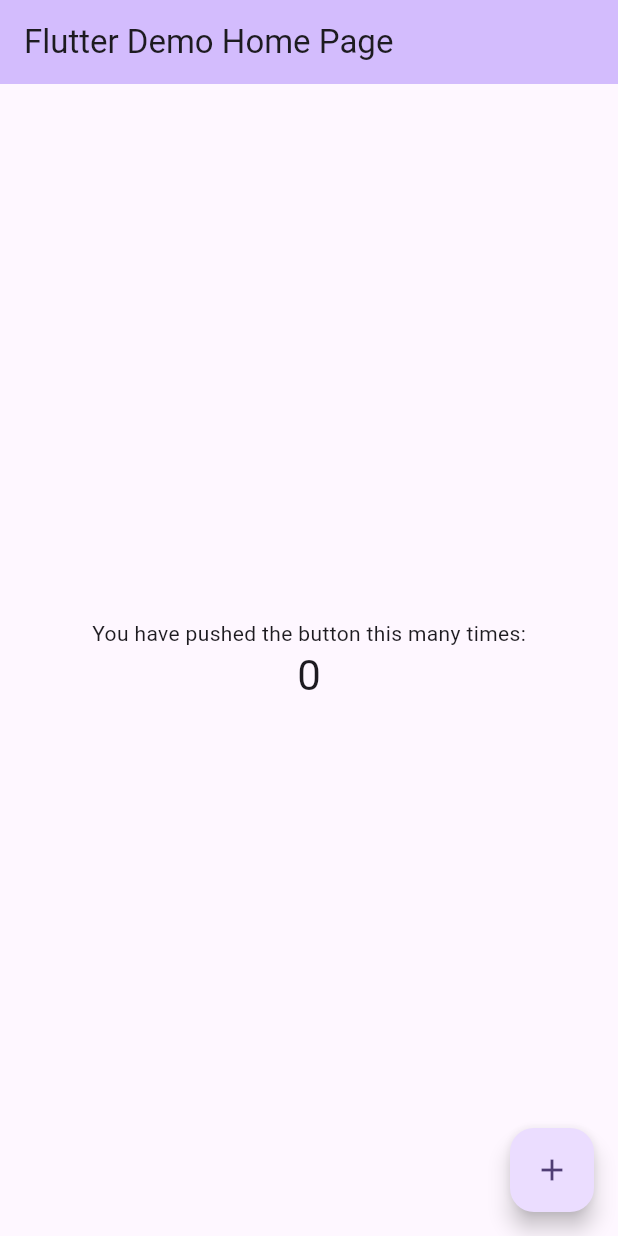
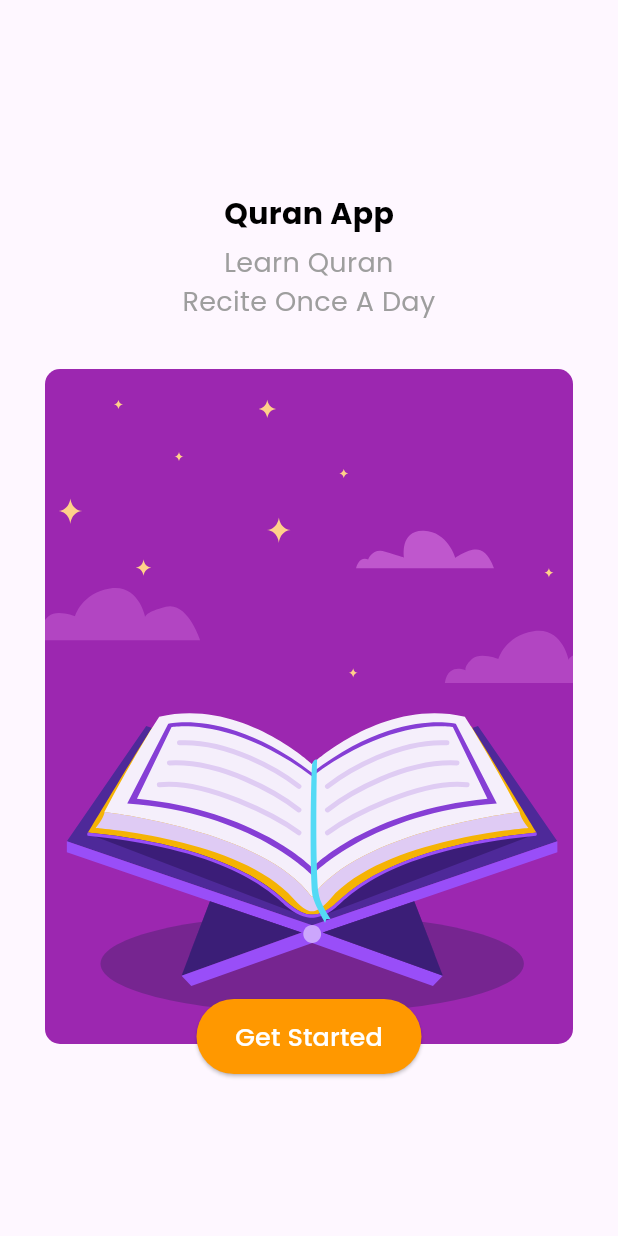
Before and after one commit to petelpop/quran_flutter, a Flutter app: the screen it shows after launch, on a phone screen of 412 x 824 dp. Run offline on Flutter 3.47's test engine with Material 3 defaults, Android fonts, the phone set to English and light mode, and no system bars; our stand-ins replace flutter_svg, google_fonts.

Commit message:
create onboarding page

```diff
--- a/lib/main.dart
+++ b/lib/main.dart
@@ -1,4 +1,5 @@
 import 'package:flutter/material.dart';
+import 'package:quran/view/onboarding_page.dart';
 
 void main() {
   runApp(const MyApp());
@@ -31,95 +32,8 @@ class MyApp extends StatelessWidget {
         colorScheme: ColorScheme.fromSeed(seedColor: Colors.deepPurple),
         useMaterial3: true,
       ),
-      home: const MyHomePage(title: 'Flutter Demo Home Page'),
+      home: const OnBoardingPage(),
+      debugShowCheckedModeBanner: false,
     );
   }
 }
-
-class MyHomePage extends StatefulWidget {
-  const MyHomePage({super.key, required this.title});
-
-  // This widget is the home page of your application. It is stateful, meaning
-  // that it has a State object (defined below) that contains fields that affect
-  // how it looks.
-
-  // This class is the configuration for the state. It holds the values (in this
-  // case the title) provided by the parent (in this case the App widget) and
-  // used by the build method of the State. Fields in a Widget subclass are
-  // always marked "final".
-
-  final String title;
-
-  @override
-  State<MyHomePage> createState() => _MyHomePageState();
-}
-
-class _MyHomePageState extends State<MyHomePage> {
-  int _counter = 0;
-
-  void _incrementCounter() {
-    setState(() {
-      // This call to setState tells the Flutter framework that something has
-      // changed in this State, which causes it to rerun the build method below
-      // so that the display can reflect the updated values. If we changed
-      // _counter without calling setState(), then the build method would not be
-      // called again, and so nothing would appear to happen.
-      _counter++;
-    });
-  }
-
-  @override
-  Widget build(BuildContext context) {
-    // This method is rerun every time setState is called, for instance as done
-    // by the _incrementCounter method above.
-    //
-    // The Flutter framework has been optimized to make rerunning build methods
-    // fast, so that you can just rebuild anything that needs updating rather
-    // than having to individually change instances of widgets.
-    return Scaffold(
-      appBar: AppBar(
-        // TRY THIS: Try changing the color here to a specific color (to
-        // Colors.amber, perhaps?) and trigger a hot reload to see the AppBar
-        // change color while the other colors stay the same.
-        backgroundColor: Theme.of(context).colorScheme.inversePrimary,
-        // Here we take the value from the MyHomePage object that was created by
-        // the App.build method, and use it to set our appbar title.
-        title: Text(widget.title),
-      ),
-      body: Center(
-        // Center is a layout widget. It takes a single child and positions it
-        // in the middle of the parent.
-        child: Column(
-          // Column is also a layout widget. It takes a list of children and
-          // arranges them vertically. By default, it sizes itself to fit its
-          // children horizontally, and tries to be as tall as its parent.
-          //
-          // Column has various properties to control how it sizes itself and
-          // how it positions its children. Here we use mainAxisAlignment to
-          // center the children vertically; the main axis here is the vertical
-          // axis because Columns are vertical (the cross axis would be
-          // horizontal).
-          //
-          // TRY THIS: Invoke "debug painting" (choose the "Toggle Debug Paint"
-          // action in the IDE, or press "p" in the console), to see the
-          // wireframe for each widget.
-          mainAxisAlignment: MainAxisAlignment.center,
-          children: <Widget>[
-            const Text(
-              'You have pushed the button this many times:',
-            ),
-            Text(
-              '$_counter',
-              style: Theme.of(context).textTheme.headlineMedium,
-            ),
-          ],
-        ),
-      ),
-      floatingActionButton: FloatingActionButton(
-        onPressed: _incrementCounter,
-        tooltip: 'Increment',
-        child: const Icon(Icons.add),
-      ), // This trailing comma makes auto-formatting nicer for build methods.
-    );
-  }
-}
--- /dev/null
+++ b/lib/view/homescreen.dart
@@ -0,0 +1,12 @@
+import 'package:flutter/material.dart';
+
+class Homescreen extends StatelessWidget {
+  const Homescreen({super.key});
+
+  @override
+  Widget build(BuildContext context) {
+    return Scaffold(
+
+    );
+  }
+}
--- /dev/null
+++ b/lib/view/onboarding_page.dart
@@ -0,0 +1,70 @@
+import 'package:flutter/material.dart';
+import 'package:flutter_svg/flutter_svg.dart';
+import 'package:google_fonts/google_fonts.dart';
+import 'package:quran/view/homescreen.dart';
+
+class OnBoardingPage extends StatelessWidget {
+  const OnBoardingPage({super.key});
+
+  @override
+  Widget build(BuildContext context) {
+    return Scaffold(
+        body: Padding(
+      padding: const EdgeInsets.symmetric(horizontal: 30),
+      child: Center(
+        child: Column(
+            mainAxisAlignment: MainAxisAlignment.center,
+            crossAxisAlignment: CrossAxisAlignment.center,
+            children: [
+              Text('Quran App',
+                  style: GoogleFonts.poppins(
+                      color: Colors.black,
+                      fontSize: 20,
+                      fontWeight: FontWeight.bold)),
+              const SizedBox(
+                height: 5,
+              ),
+              Text(
+                'Learn Quran\nRecite Once A Day',
+                style: GoogleFonts.poppins(color: Colors.grey, fontSize: 18),
+                textAlign: TextAlign.center,
+              ),
+              SizedBox(
+                height: 32,
+              ),
+              Stack(
+                clipBehavior: Clip.none,
+                children: [
+                  Container(
+                    height: 450,
+                    width: double.infinity,
+                    decoration: BoxDecoration(
+                        borderRadius: BorderRadius.circular(10),
+                        color: Colors.purple),
+                    child: SvgPicture.asset('assets/svg/splash.svg'),
+                  ),
+                  Positioned(
+                      left: 0,
+                      bottom: -20,
+                      right: 0,
+                      child: Center(
+                          child: ElevatedButton(
+                              child: Text(
+                                'Get Started',
+                                style: GoogleFonts.poppins(
+                                    color: Colors.white, fontSize: 17),
+                              ),
+                              style: ElevatedButton.styleFrom(
+                                  backgroundColor: Colors.orange,
+                                  fixedSize: const Size(150, 50)),
+                              onPressed: () {
+                                Navigator.of(context).push(
+                                    MaterialPageRoute(builder: (context) => const Homescreen()));
+                              })))
+                ],
+              )
+            ]),
+      ),
+    ));
+  }
+}
--- a/pubspec.yaml
+++ b/pubspec.yaml
@@ -62,7 +62,7 @@ flutter:
 
   # To add assets to your application, add an assets section, like this:
   assets:
-    - assets/svg
+    - assets/svg/
 
 
   # An image asset can refer to one or more resolution-specific "variants", see
```
